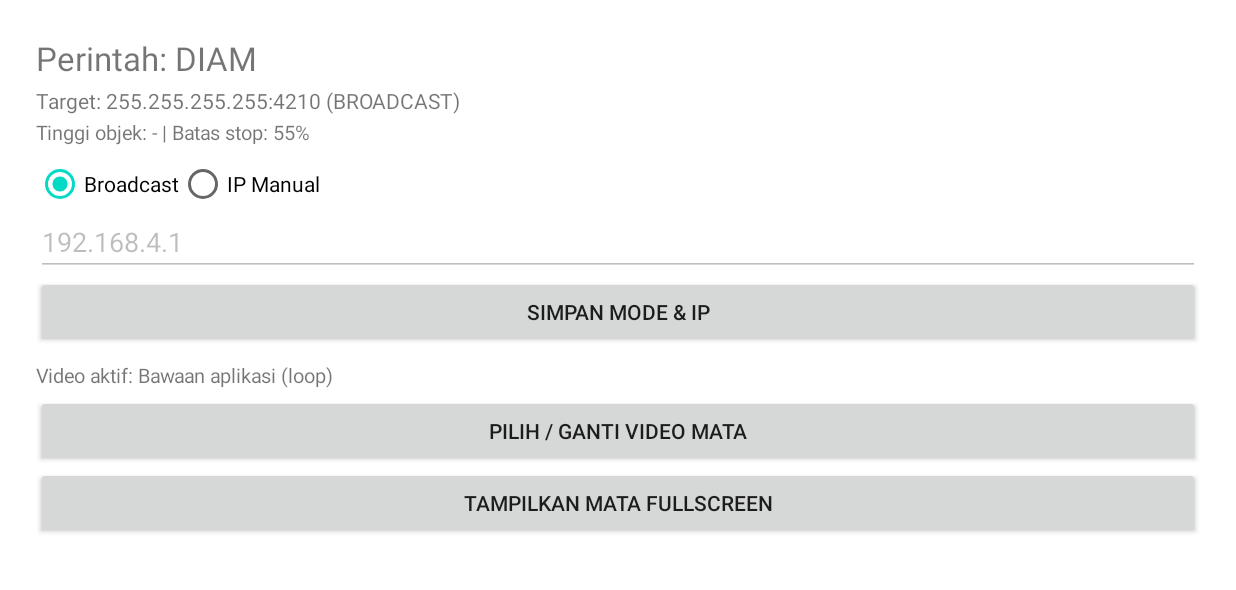
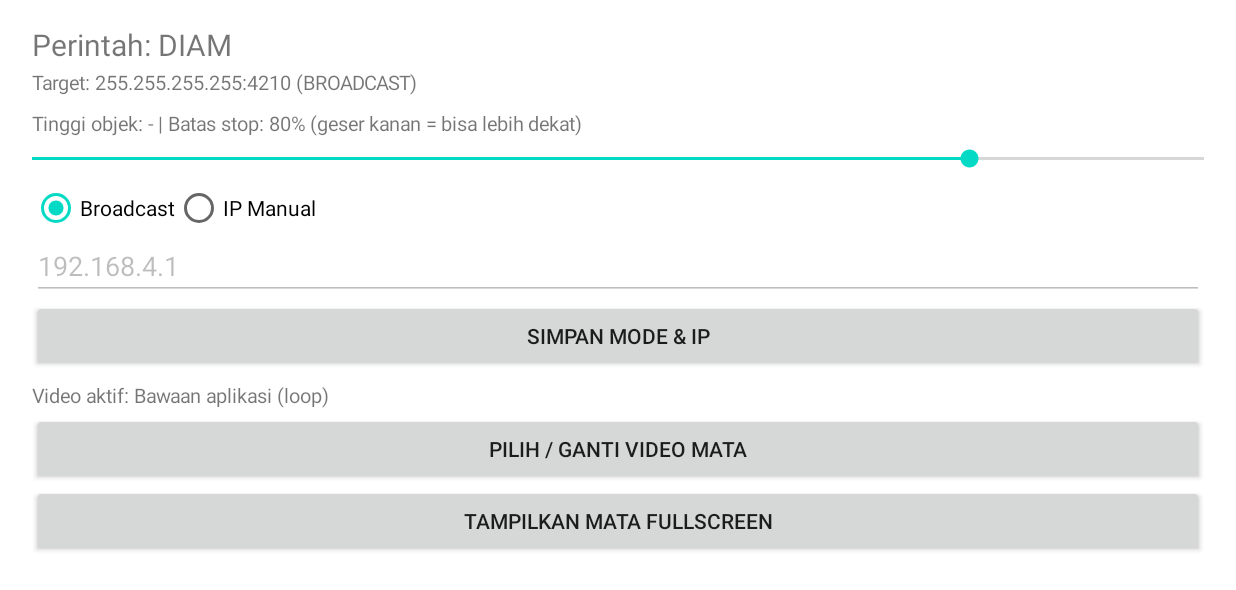
Before and after one commit to Masked-LV999/RobotMataEsp32, an Android app: the screen it shows after launch (MainActivity), on a phone screen of 824 x 412 dp (held sideways). Shown: the top 590 px of the screen. Run offline under Robolectric (Android 15) with nearby library versions, the phone set to English and light mode, and no system bars; libraries missing offline, so code that uses them is left out: androidx.camera.core, androidx.camera.lifecycle, com.google.mediapipe.framework, com.google.mediapipe.tasks; 4 statements that could not run were skipped.

Commit message:
Update MainActivity.kt

```diff
--- a/app/src/main/java/com/medisyne/robotmata/MainActivity.kt
+++ b/app/src/main/java/com/medisyne/robotmata/MainActivity.kt
@@ -16,6 +16,8 @@ import android.widget.FrameLayout
 import android.widget.LinearLayout
 import android.widget.RadioButton
 import android.widget.RadioGroup
+import android.widget.ScrollView
+import android.widget.SeekBar
 import android.widget.TextView
 import android.widget.VideoView
 import androidx.activity.OnBackPressedCallback
@@ -46,23 +48,25 @@ class MainActivity : AppCompatActivity() {
     private val keyMode = "ip_mode" // "BROADCAST" atau "MANUAL"
     private val keyManualIp = "manual_ip"
     private val keyCustomVideoPath = "custom_video_path"
+    private val keyStopPercent = "stop_distance_percent"
     private val broadcastIp = "255.255.255.255"
     private val esp32Port = 4210
 
-    // Batas rasio tinggi kotak deteksi (0.0 - 1.0): makin besar angkanya, makin dekat baru berhenti
-    private val stopDistanceRatio = 0.55f
-
+    // Default 80%: robot tetap MAJU sampai orang cukup dekat (tinggi objek >= 80% layar)
+    private var stopDistancePercent = 80
     private var isEyeFullscreen = false
     private var currentMode = "BROADCAST"
     private var manualIp = "192.168.4.1"
     private var customVideoPath: String? = null
 
+    private lateinit var controlScrollView: ScrollView
     private lateinit var controlLayout: LinearLayout
     private lateinit var eyeFullscreenContainer: FrameLayout
     private lateinit var eyeVideoView: VideoView
     private lateinit var statusText: TextView
     private lateinit var targetInfoText: TextView
     private lateinit var distanceInfoText: TextView
+    private lateinit var seekStopDistance: SeekBar
     private lateinit var videoInfoText: TextView
     private lateinit var modeGroup: RadioGroup
     private lateinit var rbBroadcast: RadioButton
@@ -101,6 +105,7 @@ class MainActivity : AppCompatActivity() {
         currentMode = prefs.getString(keyMode, "BROADCAST") ?: "BROADCAST"
         manualIp = prefs.getString(keyManualIp, "192.168.4.1") ?: "192.168.4.1"
         customVideoPath = prefs.getString(keyCustomVideoPath, null)
+        stopDistancePercent = prefs.getInt(keyStopPercent, 80).coerceIn(20, 95)
 
         buildUi()
         setupBackBehavior()
@@ -118,27 +123,57 @@ class MainActivity : AppCompatActivity() {
     private fun buildUi() {
         val root = FrameLayout(this)
 
-        // 1. Layar Kontrol & Pengaturan
+        // 1. Layar Kontrol dibungkus ScrollView agar tidak pernah terpotong di layar kecil/lanskap
+        controlScrollView = ScrollView(this).apply {
+            layoutParams = FrameLayout.LayoutParams(
+                FrameLayout.LayoutParams.MATCH_PARENT,
+                FrameLayout.LayoutParams.MATCH_PARENT
+            )
+            isFillViewport = true
+        }
+
         controlLayout = LinearLayout(this).apply {
             orientation = LinearLayout.VERTICAL
-            setPadding(36, 36, 36, 36)
+            setPadding(32, 24, 32, 32)
         }
 
         statusText = TextView(this).apply {
             text = "Perintah: DIAM"
-            textSize = 22f
+            textSize = 20f
         }
 
         targetInfoText = TextView(this).apply {
             text = "Target: ${activeTargetIp()}:$esp32Port ($currentMode)"
-            textSize = 14f
-            setPadding(0, 6, 0, 4)
+            textSize = 13f
+            setPadding(0, 4, 0, 10)
         }
 
+        // Kontrol batas jarak berhenti (slider 20% - 95%)
         distanceInfoText = TextView(this).apply {
-            text = "Tinggi objek: - | Batas stop: ${(stopDistanceRatio * 100).toInt()}%"
+            text = "Tinggi objek: - | Batas stop: $stopDistancePercent% (geser kanan = bisa lebih dekat)"
             textSize = 13f
-            setPadding(0, 0, 0, 14)
+            setPadding(0, 4, 0, 4)
+        }
+
+        seekStopDistance = SeekBar(this).apply {
+            max = 75 // rentang 20..95 -> progress 0..75
+            progress = stopDistancePercent - 20
+            setPadding(0, 4, 0, 12)
+            setOnSeekBarChangeListener(object : SeekBar.OnSeekBarChangeListener {
+                override fun onProgressChanged(seekBar: SeekBar?, progress: Int, fromUser: Boolean) {
+                    stopDistancePercent = progress + 20
+                    distanceInfoText.text =
+                        "Tinggi objek: - | Batas stop: $stopDistancePercent% (geser kanan = bisa lebih dekat)"
+                }
+
+                override fun onStartTrackingTouch(seekBar: SeekBar?) {}
+
+                override fun onStopTrackingTouch(seekBar: SeekBar?) {
+                    getSharedPreferences(prefsName, MODE_PRIVATE).edit()
+                        .putInt(keyStopPercent, stopDistancePercent)
+                        .apply()
+                }
+            })
         }
 
         modeGroup = RadioGroup(this).apply {
@@ -193,7 +228,7 @@ class MainActivity : AppCompatActivity() {
         videoInfoText = TextView(this).apply {
             text = getVideoLabel()
             textSize = 13f
-            setPadding(0, 14, 0, 6)
+            setPadding(0, 10, 0, 4)
         }
 
         btnPickVideo = Button(this).apply {
@@ -213,12 +248,15 @@ class MainActivity : AppCompatActivity() {
         controlLayout.addView(statusText)
         controlLayout.addView(targetInfoText)
         controlLayout.addView(distanceInfoText)
+        controlLayout.addView(seekStopDistance)
         controlLayout.addView(modeGroup)
         controlLayout.addView(etManualIp)
         controlLayout.addView(btnSaveIp)
         controlLayout.addView(videoInfoText)
         controlLayout.addView(btnPickVideo)
         controlLayout.addView(btnOpenEye)
+
+        controlScrollView.addView(controlLayout)
 
         // 2. Layar Video Mata Fullscreen (di tengah layar, keluar hanya lewat tombol Back)
         eyeFullscreenContainer = FrameLayout(this).apply {
@@ -247,7 +285,7 @@ class MainActivity : AppCompatActivity() {
 
         eyeFullscreenContainer.addView(eyeVideoView)
 
-        root.addView(controlLayout)
+        root.addView(controlScrollView)
         root.addView(eyeFullscreenContainer)
         setContentView(root)
     }
@@ -305,7 +343,7 @@ class MainActivity : AppCompatActivity() {
 
     private fun enterEyeFullscreen() {
         isEyeFullscreen = true
-        controlLayout.visibility = View.GONE
+        controlScrollView.visibility = View.GONE
         eyeFullscreenContainer.visibility = View.VISIBLE
         window.addFlags(WindowManager.LayoutParams.FLAG_KEEP_SCREEN_ON)
         setStatusBarHidden(true)
@@ -325,7 +363,7 @@ class MainActivity : AppCompatActivity() {
         isEyeFullscreen = false
         eyeVideoView.stopPlayback()
         eyeFullscreenContainer.visibility = View.GONE
-        controlLayout.visibility = View.VISIBLE
+        controlScrollView.visibility = View.VISIBLE
         window.clearFlags(WindowManager.LayoutParams.FLAG_KEEP_SCREEN_ON)
         setStatusBarHidden(false)
     }
@@ -342,7 +380,7 @@ class MainActivity : AppCompatActivity() {
                     .build()
             )
             .setRunningMode(RunningMode.IMAGE)
-            .setScoreThreshold(0.5f)
+            .setScoreThreshold(0.35f)
             .setMaxResults(5)
             .build()
 
@@ -380,8 +418,11 @@ class MainActivity : AppCompatActivity() {
     private fun processFrame(imageProxy: ImageProxy) {
         try {
             val bitmap = imageProxy.toBitmap()
-            val rotated = rotateBitmap(bitmap, imageProxy.imageInfo.rotationDegrees.toFloat())
-            val mpImage = BitmapImageBuilder(rotated).build()
+            val prepared = rotateAndMirrorFrontCamera(
+                bitmap,
+                imageProxy.imageInfo.rotationDegrees.toFloat()
+            )
+            val mpImage = BitmapImageBuilder(prepared).build()
             val result = objectDetector?.detect(mpImage)
 
             val personBox = result?.detections()?.firstOrNull { detection ->
@@ -390,18 +431,19 @@ class MainActivity : AppCompatActivity() {
                 }
             }?.boundingBox()
 
-            val height = rotated.height.toFloat()
+            val height = prepared.height.toFloat()
             val boxHeightRatio = personBox?.let { it.height() / height } ?: 0f
+            val stopRatio = stopDistancePercent / 100f
 
             val command = if (personBox == null) {
                 "DIAM"
             } else {
                 val centerX = personBox.centerX()
-                val width = rotated.width.toFloat()
+                val width = prepared.width.toFloat()
                 when {
                     centerX < width * 0.35f -> "KIRI"
                     centerX > width * 0.65f -> "KANAN"
-                    boxHeightRatio >= stopDistanceRatio -> "DIAM"
+                    boxHeightRatio >= stopRatio -> "DIAM"
                     else -> "MAJU"
                 }
             }
@@ -415,9 +457,9 @@ class MainActivity : AppCompatActivity() {
                 statusText.text = "Perintah: $command"
                 targetInfoText.text = "Target: $targetIp:$esp32Port ($currentMode)"
                 distanceInfoText.text = if (personBox != null) {
-                    "Tinggi objek: $ratioPercent% | Batas stop: ${(stopDistanceRatio * 100).toInt()}%"
+                    "Tinggi objek: $ratioPercent% | Batas stop: $stopDistancePercent%"
                 } else {
-                    "Tinggi objek: - | Batas stop: ${(stopDistanceRatio * 100).toInt()}%"
+                    "Tinggi objek: - | Batas stop: $stopDistancePercent%"
                 }
             }
         } catch (e: Exception) {
@@ -429,9 +471,14 @@ class MainActivity : AppCompatActivity() {
         }
     }
 
-    private fun rotateBitmap(source: Bitmap, angle: Float): Bitmap {
-        if (angle == 0f) return source
-        val matrix = Matrix().apply { postRotate(angle) }
+    private fun rotateAndMirrorFrontCamera(source: Bitmap, angle: Float): Bitmap {
+        val matrix = Matrix().apply {
+            if (angle != 0f) {
+                postRotate(angle)
+            }
+            // Mirror horizontal agar kiri-kanan kamera depan sesuai arah pandang alami
+            postScale(-1f, 1f)
+        }
         return Bitmap.createBitmap(source, 0, 0, source.width, source.height, matrix, true)
     }
 
```
